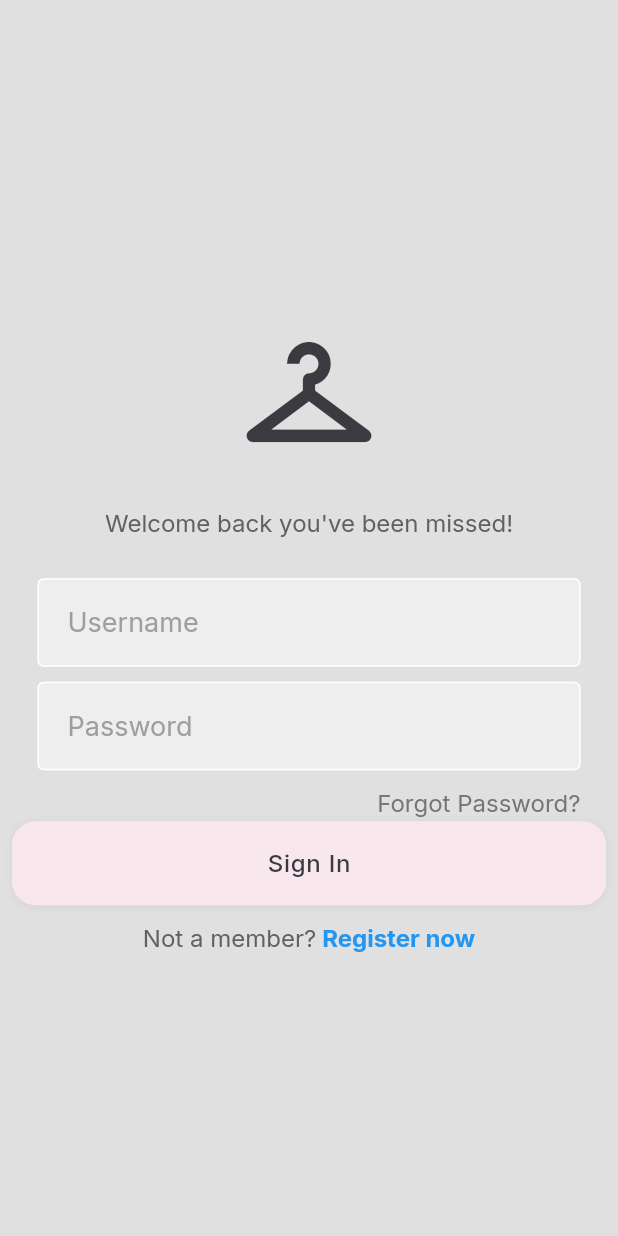
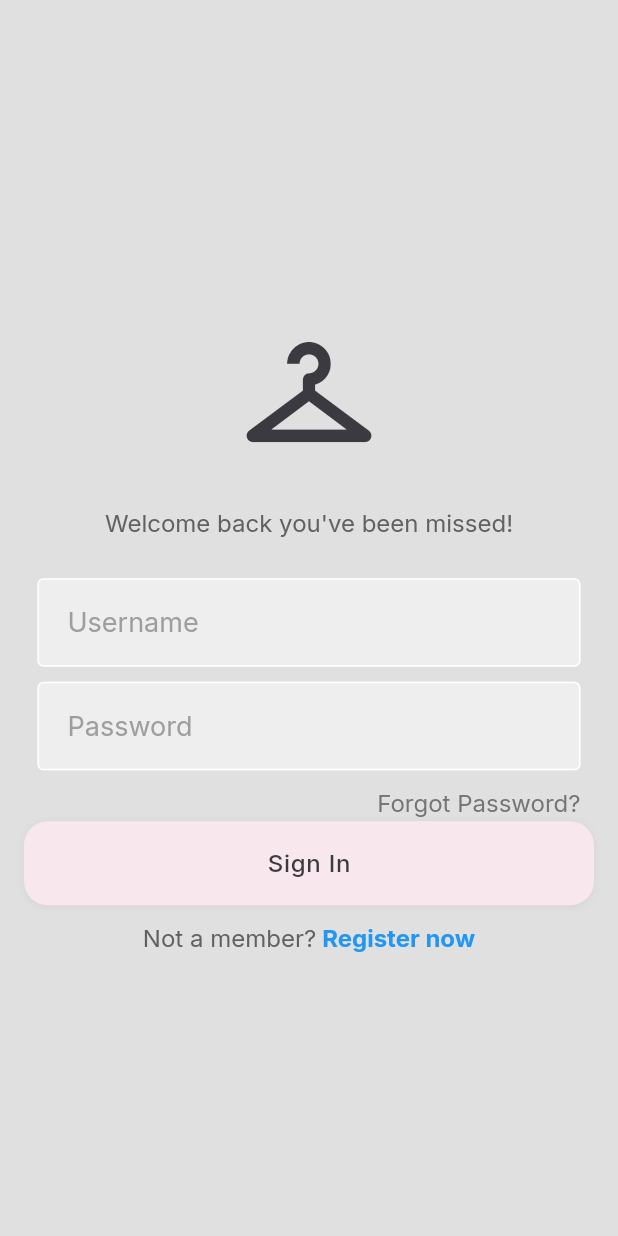
Before and after one commit to Adidadi0112/dress_app, a Flutter app: the screen it shows after launch, on a phone screen of 412 x 824 dp. Run offline on Flutter 3.47's test engine with Material 3 defaults, Android fonts, the phone set to English and light mode, and no system bars; drawn by our look-alikes of flutter_animate; our stand-ins replace equatable, flutter_bloc, flutter_colorpicker, flutter_secure_storage, google_fonts, image_picker.

Commit message:
animation deleted from my_button

```diff
--- /dev/null
+++ b/devtools_options.yaml
@@ -0,0 +1,3 @@
+description: This file stores settings for Dart & Flutter DevTools.
+documentation: https://docs.flutter.dev/tools/devtools/extensions#configure-extension-enablement-states
+extensions:
--- a/lib/widgets/my_button.dart
+++ b/lib/widgets/my_button.dart
@@ -1,11 +1,9 @@
 import 'package:flutter/material.dart';
 import 'package:dress_app/theme/tokens.dart';
-import 'package:flutter_animate/flutter_animate.dart';
 
 /// A custom button widget that follows the design system
 ///
-/// This button uses the theme's primary color and includes a gentle spring animation
-/// when pressed. It automatically adapts to light and dark themes.
+/// This button uses the theme's primary color and automatically adapts to light and dark themes.
 class MyButton extends StatelessWidget {
   final String title;
   final Function()? onTap;
@@ -33,7 +31,7 @@
           vertical: isSmall ? SpacingTokens.space12 : SpacingTokens.space16,
           horizontal: isSmall ? SpacingTokens.space16 : SpacingTokens.space24,
         ),
-        margin: EdgeInsets.symmetric(horizontal: SpacingTokens.space8),
+        margin: const EdgeInsets.symmetric(horizontal: SpacingTokens.space16),
         decoration: BoxDecoration(
           color: isOutlined
               ? Colors.transparent
@@ -89,16 +87,6 @@
                 ),
         ),
       ),
-    )
-        .animate(
-          onPlay: (controller) => controller.repeat(reverse: true),
-        )
-        .scale(
-          begin: const Offset(1.0, 1.0),
-          end: const Offset(1.03, 1.03),
-          duration: 150.ms,
-          curve: Curves.easeInOut,
-        )
-        .then(delay: 2000.ms); // Only animate on hover/press in a real app
+    );
   }
 }
```
